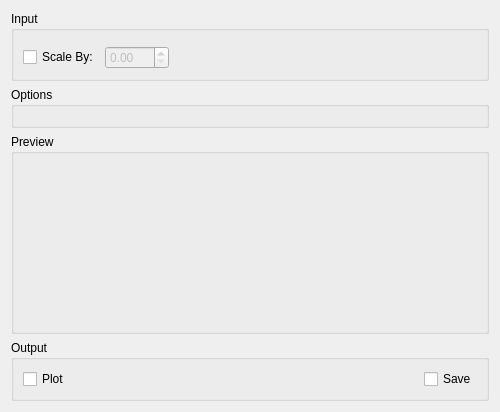
The window that Code/Mantid/MantidQt/CustomInterfaces/inc/MantidQtCustomInterfaces/Indirect/IndirectMoments.ui (mantidproject/mantid) describes before a commit, drawn with Qt 5.
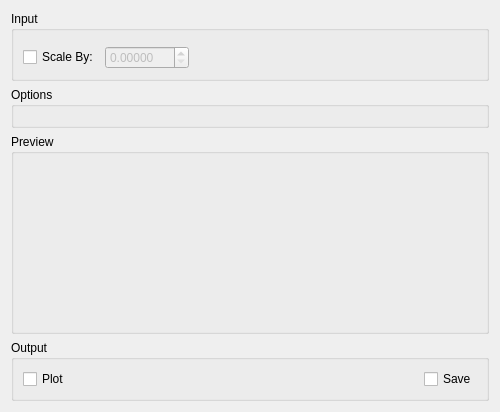
The same window after the commit. Custom widgets are drawn as their Qt base class.

The edit to the form file:
```diff
--- a/Code/Mantid/MantidQt/CustomInterfaces/inc/MantidQtCustomInterfaces/Indirect/IndirectMoments.ui
+++ b/Code/Mantid/MantidQt/CustomInterfaces/inc/MantidQtCustomInterfaces/Indirect/IndirectMoments.ui
@@ -66,6 +66,9 @@
           <property name="enabled">
            <bool>false</bool>
           </property>
+          <property name="decimals">
+           <number>5</number>
+          </property>
           <property name="maximum">
            <double>999.990000000000009</double>
           </property>
```
Left out of the diff: 3 changed lines with no effect on the pictures.
